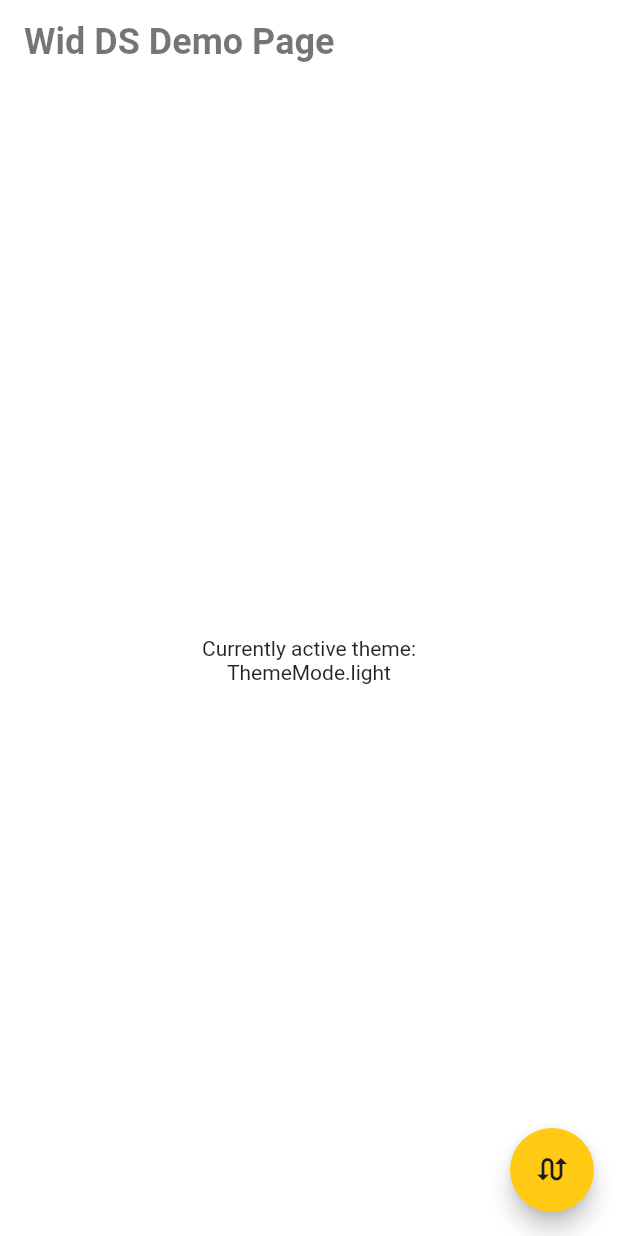
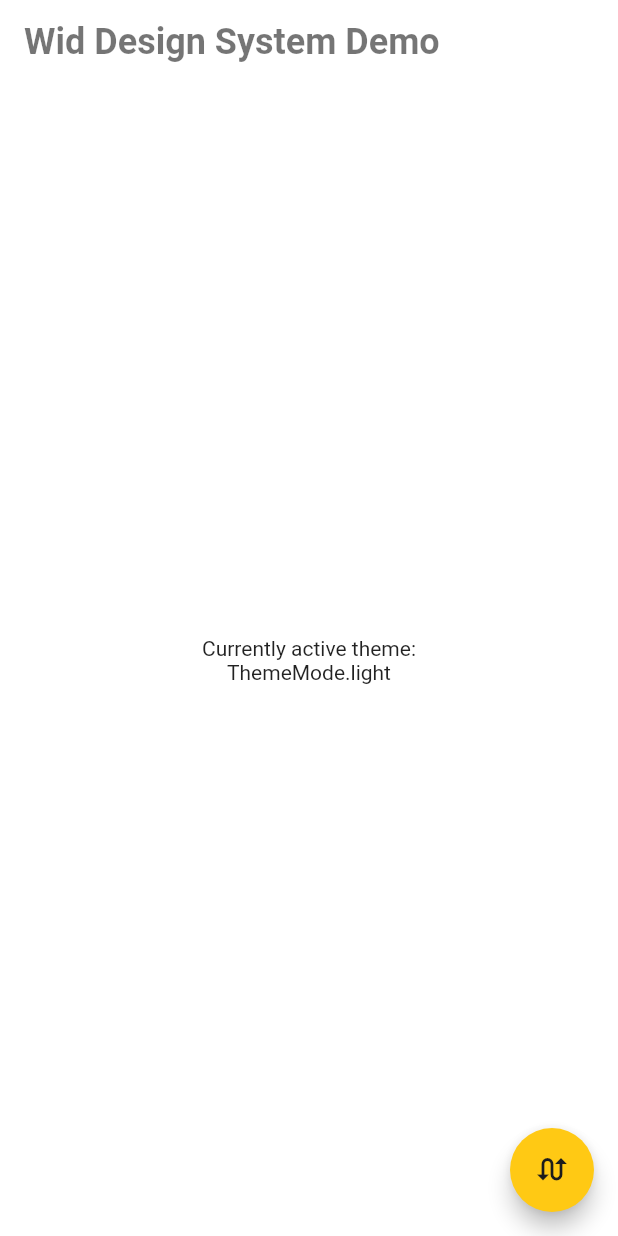
Before and after one commit to Ricardo-MT/wid_design_system, a Flutter app: the screen it shows after launch, on a phone screen of 412 x 824 dp. Run offline on Flutter 3.47's test engine with Material 2 defaults, Android fonts, the phone set to English and light mode, and no system bars; Roboto replaces fonts that are missing (Quicksand).

Commit message:
Editing colors

```diff
--- a/example/lib/main.dart
+++ b/example/lib/main.dart
@@ -32,7 +32,7 @@ class MyPresentationApp extends StatelessWidget {
       themeMode: Provider.of<WidThemeProvider>(context, listen: true).mode,
       home: Consumer<WidThemeProvider>(
         builder: ((context, value, child) =>
-            const MyHomePage(title: 'Wid DS Demo Page')),
+            const MyHomePage(title: 'Wid Design System Demo')),
       ),
     );
   }
--- a/lib/src/theme/palette.dart
+++ b/lib/src/theme/palette.dart
@@ -16,19 +16,19 @@ final Map<int, Color> _yellow = {
 /// Color palette for Wid Design System
 class WidAppColors {
   /// Color for success/completion feedback
-  static const Color success = Color.fromARGB(255, 53, 191, 46);
+  static const Color success = Color(0xFF189215);
 
   /// Color for info/warning feedback
   static const Color info = Color(0xFFFFC914);
 
   /// Color for error/alert feedback
-  static const Color error = Color(0xFFFB2346);
+  static const Color error = Color(0xFFCC0B15);
 
   /// Custom yellow color
   static const Color yellow = Color(0xFFFFC914);
 
   /// Custom white color
-  static const Color white = Color(0xFFFFFFFF);
+  static const Color white = Color(0xFFFEFEFE);
 
   /// Custom black color
   static const Color black = Color(0xFF1C1C1C);
--- a/pubspec.yaml
+++ b/pubspec.yaml
@@ -2,7 +2,7 @@ name: wid_design_system
 description: A collection of widgets, colors, styles, providers and asorted utils for implementing the Wid Design System.
 homepage: https://github.com/Ricardo-MT/wid_design_system
 repository: https://github.com/Ricardo-MT/wid_design_system
-version: 0.1.0+3
+version: 0.1.0+4
 
 
 environment:
```
